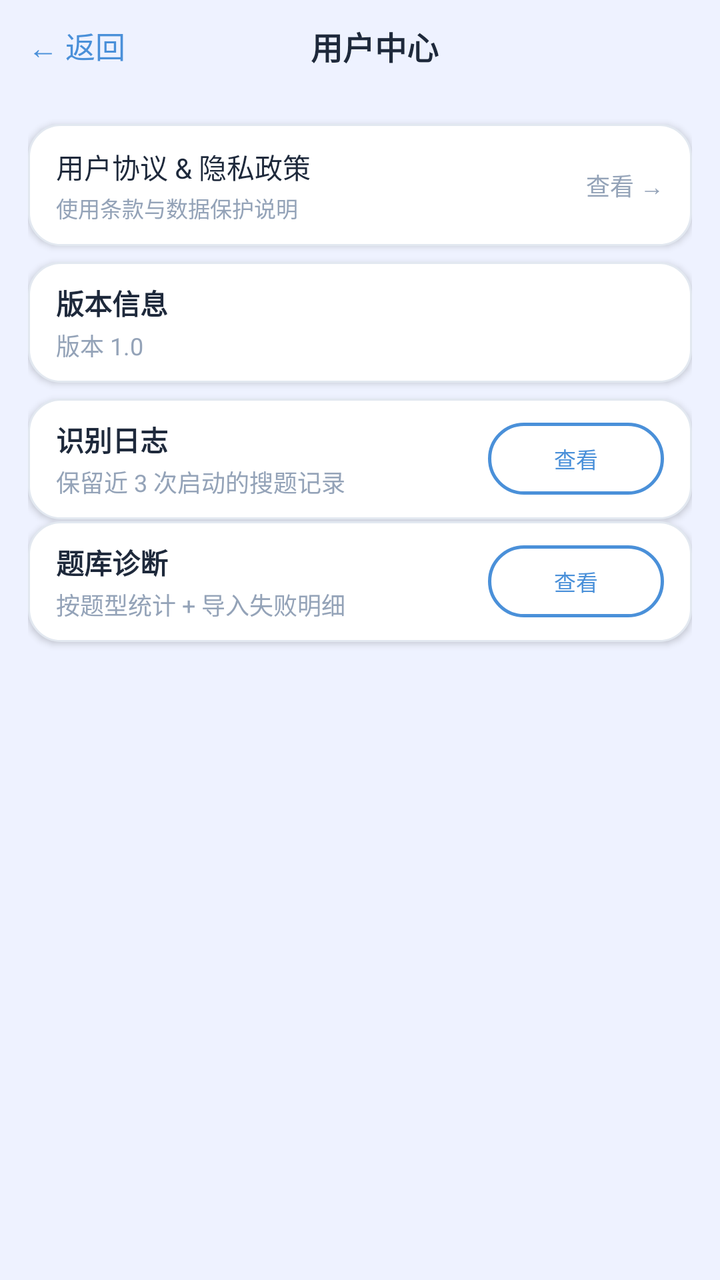
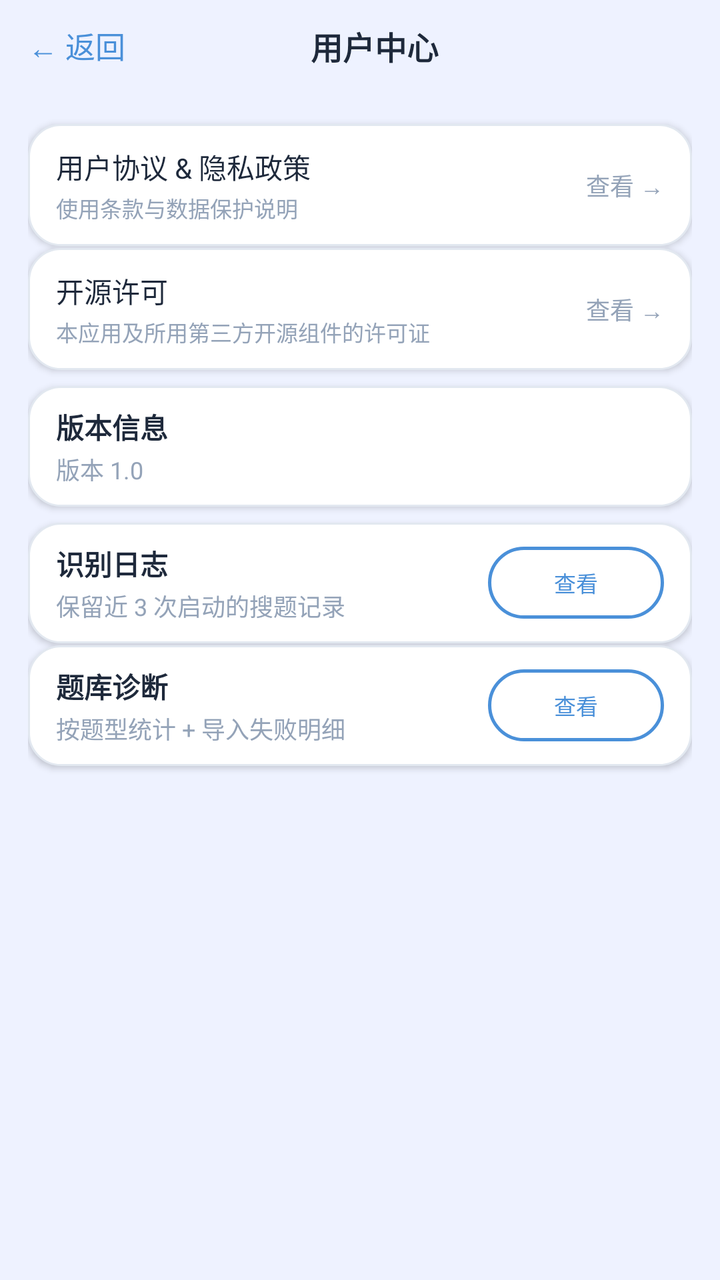

An Android layout rendered at two revisions. The XML below is the earlier revision; the diff shows what the commit changed to produce the second picture.
<!-- AndroidManifest.xml: application theme Theme.Quantum -->
<!-- res/layout/activity_user_center.xml -->
<?xml version="1.0" encoding="utf-8"?>
<LinearLayout xmlns:android="http://schemas.android.com/apk/res/android"
    android:layout_width="match_parent" android:layout_height="match_parent"
    android:background="@color/brand_surface" android:orientation="vertical" android:fitsSystemWindows="true">

    <LinearLayout android:layout_width="match_parent" android:layout_height="46dp"
        android:gravity="center_vertical" android:orientation="horizontal"
        android:paddingStart="6dp" android:paddingEnd="12dp">
        <TextView android:id="@+id/tvBack" android:layout_width="wrap_content" android:layout_height="wrap_content"
            android:padding="8dp" android:text="← 返回" android:textColor="@color/brand_primary" android:textSize="15sp"/>
        <TextView android:layout_width="0dp" android:layout_height="wrap_content" android:layout_weight="1"
            android:gravity="center" android:text="用户中心" android:textColor="@color/text_primary"
            android:textSize="16sp" android:textStyle="bold"/>
        <View android:layout_width="44dp" android:layout_height="1dp"/>
    </LinearLayout>

    <ScrollView android:layout_width="match_parent" android:layout_height="match_parent"
        android:paddingHorizontal="14dp" android:paddingTop="8dp" android:paddingBottom="8dp">
    <LinearLayout android:layout_width="match_parent" android:layout_height="wrap_content" android:orientation="vertical">

        
        <LinearLayout android:id="@+id/layoutLegal" android:layout_width="match_parent"
            android:layout_height="wrap_content" android:layout_marginTop="8dp"
            android:background="@drawable/bg_card_white" android:elevation="2dp"
            android:orientation="horizontal" android:paddingHorizontal="14dp" android:paddingVertical="11dp" android:gravity="center_vertical">
            <LinearLayout android:layout_width="0dp" android:layout_height="wrap_content"
                android:layout_weight="1" android:orientation="vertical">
                <TextView android:layout_width="wrap_content" android:layout_height="wrap_content"
                    android:text="用户协议 &amp; 隐私政策" android:textColor="@color/text_primary" android:textSize="14sp"/>
                <TextView android:layout_width="wrap_content" android:layout_height="wrap_content"
                    android:layout_marginTop="2dp"
                    android:text="使用条款与数据保护说明"
                    android:textColor="@color/text_tertiary" android:textSize="11sp"/>
            </LinearLayout>
            <TextView android:layout_width="wrap_content" android:layout_height="wrap_content"
                android:text="查看 →" android:textColor="@color/text_tertiary" android:textSize="12sp"/>
        </LinearLayout>

        
        <LinearLayout android:layout_width="match_parent" android:layout_height="wrap_content"
            android:layout_marginTop="8dp" android:background="@drawable/bg_card_white"
            android:elevation="2dp" android:orientation="vertical" android:paddingHorizontal="14dp" android:paddingVertical="10dp">
            <TextView android:layout_width="wrap_content" android:layout_height="wrap_content"
                android:text="版本信息" android:textColor="@color/text_primary"
                android:textSize="14sp" android:textStyle="bold"/>
            <TextView android:id="@+id/tvVersionCode" android:layout_width="wrap_content"
                android:layout_height="wrap_content" android:layout_marginTop="2dp"
                android:text="版本 1.0" android:textColor="@color/text_tertiary" android:textSize="12sp"/>
        </LinearLayout>

        
        <LinearLayout android:layout_width="match_parent" android:layout_height="wrap_content"
            android:layout_marginTop="8dp" android:background="@drawable/bg_card_white"
            android:elevation="2dp" android:orientation="horizontal"
            android:paddingHorizontal="14dp" android:paddingVertical="10dp" android:gravity="center_vertical">
            <LinearLayout android:layout_width="0dp" android:layout_height="wrap_content"
                android:layout_weight="1" android:orientation="vertical">
                <TextView android:layout_width="wrap_content" android:layout_height="wrap_content"
                    android:text="识别日志" android:textColor="@color/text_primary"
                    android:textSize="14sp" android:textStyle="bold"/>
                <TextView android:layout_width="wrap_content" android:layout_height="wrap_content"
                    android:layout_marginTop="2dp"
                    android:text="保留近 3 次启动的搜题记录"
                    android:textColor="@color/text_tertiary" android:textSize="12sp"/>
            </LinearLayout>
            <Button android:id="@+id/btnViewRecognitionLog" android:layout_width="wrap_content"
                android:layout_height="36dp" android:text="查看" android:textSize="11sp"
                android:paddingStart="14dp" android:paddingEnd="14dp"
                android:textColor="@color/brand_primary" android:background="@drawable/bg_btn_outline"
                android:stateListAnimator="@null"/>
        </LinearLayout>

        
        <LinearLayout android:layout_width="match_parent" android:layout_height="wrap_content"
            android:layout_marginTop="1dp" android:background="@drawable/bg_card_white"
            android:elevation="2dp" android:orientation="horizontal"
            android:paddingHorizontal="14dp" android:paddingVertical="10dp" android:gravity="center_vertical">
            <LinearLayout android:layout_width="0dp" android:layout_height="wrap_content"
                android:layout_weight="1" android:orientation="vertical">
                <TextView android:layout_width="wrap_content" android:layout_height="wrap_content"
                    android:text="题库诊断" android:textColor="@color/text_primary"
                    android:textSize="14sp" android:textStyle="bold"/>
                <TextView android:layout_width="wrap_content" android:layout_height="wrap_content"
                    android:layout_marginTop="2dp"
                    android:text="按题型统计 + 导入失败明细"
                    android:textColor="@color/text_tertiary" android:textSize="12sp"/>
            </LinearLayout>
            <Button android:id="@+id/btnQuestionBankDiagnosis" android:layout_width="wrap_content"
                android:layout_height="36dp" android:text="查看" android:textSize="11sp"
                android:paddingStart="14dp" android:paddingEnd="14dp"
                android:textColor="@color/brand_primary" android:background="@drawable/bg_btn_outline"
                android:stateListAnimator="@null"/>
        </LinearLayout>

        <View android:layout_width="match_parent" android:layout_height="12dp"/>
    </LinearLayout>
    </ScrollView>
</LinearLayout>
<!-- resources referenced by this layout -->
<resources>
  <color name="brand_primary">#FF4A90D9</color>
  <color name="brand_surface">#FFEEF2FF</color>
  <color name="text_primary">#FF1E293B</color>
  <color name="text_tertiary">#FF94A3B8</color>
  <!-- drawable bg_btn_outline (drawable) -->
  <?xml version="1.0" encoding="utf-8"?>
  <shape xmlns:android="http://schemas.android.com/apk/res/android" android:shape="rectangle">
      <solid android:color="@android:color/transparent"/>
      <stroke android:width="1.5dp" android:color="@color/brand_primary"/>
      <corners android:radius="24dp"/>
  </shape>
  <!-- drawable bg_card_white (drawable) -->
  <?xml version="1.0" encoding="utf-8"?>
  <shape xmlns:android="http://schemas.android.com/apk/res/android" android:shape="rectangle">
      <solid android:color="@color/card_white"/>
      <stroke android:width="1dp" android:color="@color/card_border"/>
      <corners android:radius="16dp"/>
  </shape>
  <style name="Theme.Quantum" parent="Theme.MaterialComponents.DayNight.NoActionBar">
          <item name="android:statusBarColor">@android:color/transparent</item>
          <item name="android:navigationBarColor">@android:color/black</item>
      </style>
  <color name="card_white">#FFFFFFFF</color>
  <color name="card_border">#FFE2E8F0</color>
</resources>

<!-- the commit's change to res/layout/activity_user_center.xml (unified diff, before → after) -->
@@ -30,6 +30,24 @@
                 <TextView android:layout_width="wrap_content" android:layout_height="wrap_content"
                     android:layout_marginTop="2dp"
                     android:text="使用条款与数据保护说明"
+                    android:textColor="@color/text_tertiary" android:textSize="11sp"/>
+            </LinearLayout>
+            <TextView android:layout_width="wrap_content" android:layout_height="wrap_content"
+                android:text="查看 →" android:textColor="@color/text_tertiary" android:textSize="12sp"/>
+        </LinearLayout>
+
+        
+        <LinearLayout android:id="@+id/layoutOssLicense" android:layout_width="match_parent"
+            android:layout_height="wrap_content" android:layout_marginTop="1dp"
+            android:background="@drawable/bg_card_white" android:elevation="2dp"
+            android:orientation="horizontal" android:paddingHorizontal="14dp" android:paddingVertical="11dp" android:gravity="center_vertical">
+            <LinearLayout android:layout_width="0dp" android:layout_height="wrap_content"
+                android:layout_weight="1" android:orientation="vertical">
+                <TextView android:layout_width="wrap_content" android:layout_height="wrap_content"
+                    android:text="开源许可" android:textColor="@color/text_primary" android:textSize="14sp"/>
+                <TextView android:layout_width="wrap_content" android:layout_height="wrap_content"
+                    android:layout_marginTop="2dp"
+                    android:text="本应用及所用第三方开源组件的许可证"
                     android:textColor="@color/text_tertiary" android:textSize="11sp"/>
             </LinearLayout>
             <TextView android:layout_width="wrap_content" android:layout_height="wrap_content"
